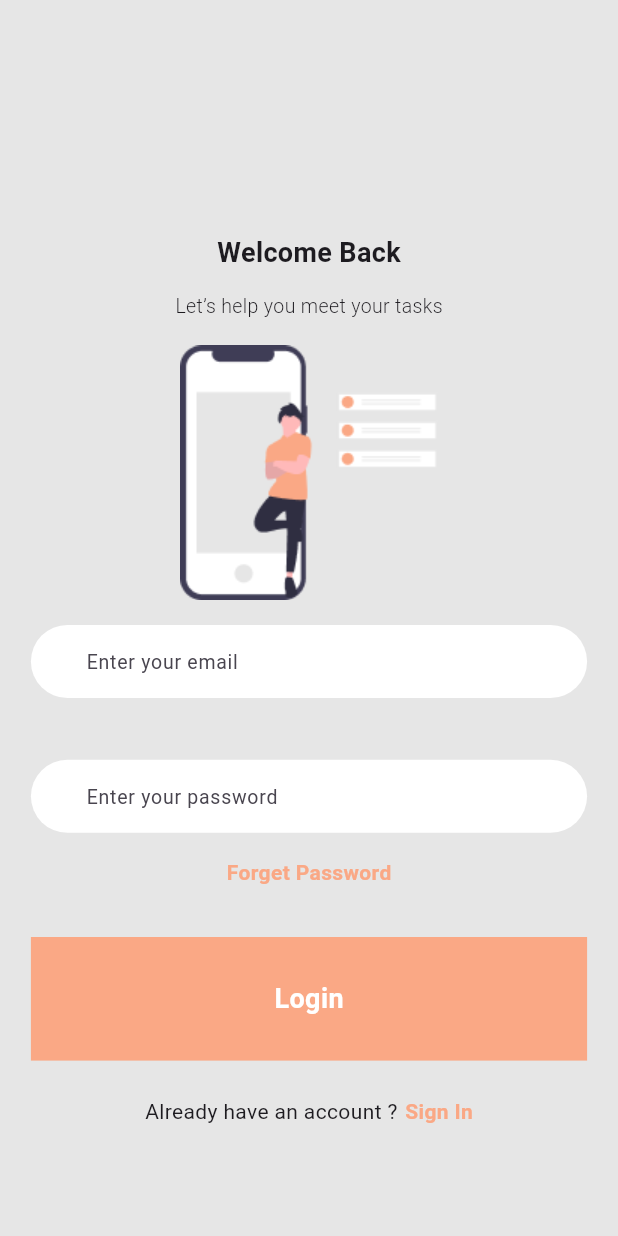
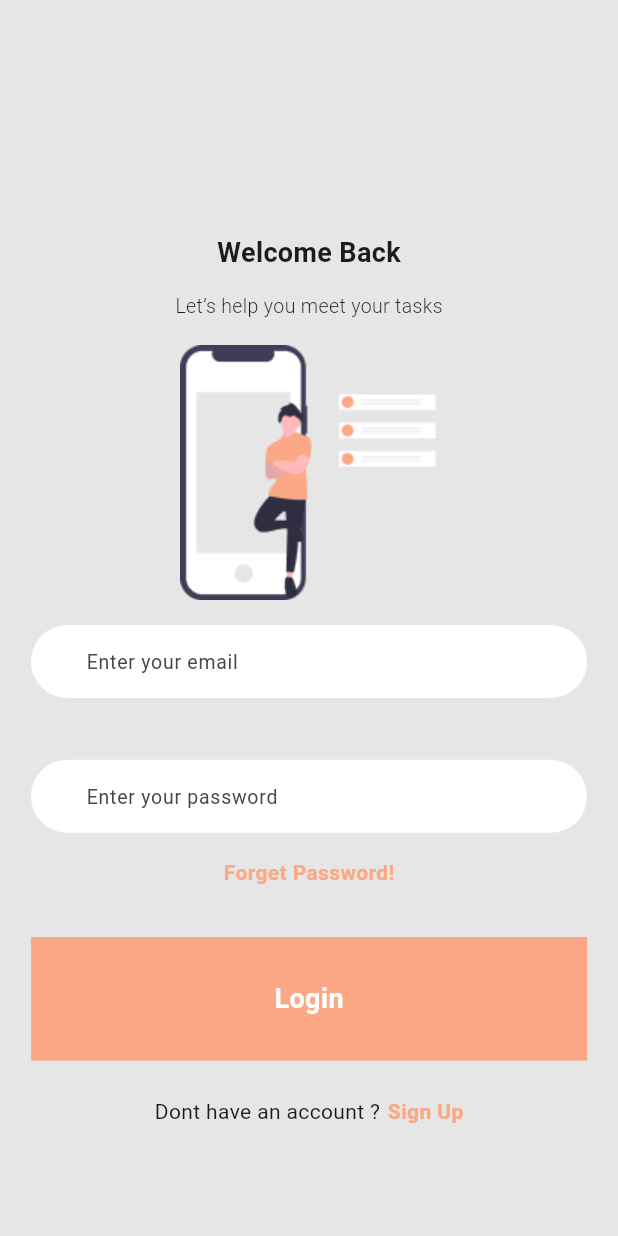
Before and after one commit to mubeenflutterdev/note-nest, a Flutter app: the LoginScreen screen opened directly, on a phone screen of 412 x 824 dp. Run offline on Flutter 3.47's test engine with Material 3 defaults, Android fonts, the light colour scheme and no system bars; our stand-ins replace cloud_firestore, firebase_auth, firebase_core; accounts and stored records are empty; network calls fail.

```diff
--- a/lib/main.dart
+++ b/lib/main.dart
@@ -1,16 +1,25 @@
+import 'package:firebase_auth/firebase_auth.dart';
 import 'package:firebase_core/firebase_core.dart';
 import 'package:flutter/material.dart';
 import 'package:note_nest/firebase_options.dart';
 import 'package:note_nest/presentation/splash_screen.dart';
 
 void main() async {
+   WidgetsFlutterBinding.ensureInitialized();
+  await Firebase.initializeApp(options: DefaultFirebaseOptions.currentPlatform);
+
 
   runApp(const MyApp());
-  await Firebase.initializeApp(options: DefaultFirebaseOptions.currentPlatform);
 }
 
-class MyApp extends StatelessWidget {
+class MyApp extends StatefulWidget {
   const MyApp({super.key});
+
+  @override
+  State<MyApp> createState() => _MyAppState();
+}
+
+class _MyAppState extends State<MyApp> {
 
   @override
   Widget build(BuildContext context) {
--- a/lib/presentation/login_Screen.dart
+++ b/lib/presentation/login_Screen.dart
@@ -5,6 +5,7 @@ import 'package:firebase_auth/firebase_auth.dart';
 import 'package:flutter/material.dart';
 import 'package:note_nest/constant/app_colors.dart';
 import 'package:note_nest/constant/app_images.dart';
+import 'package:note_nest/presentation/forget_password_screen.dart';
 import 'package:note_nest/presentation/home_screen.dart';
 import 'package:note_nest/presentation/signup_screen.dart';
 import 'package:note_nest/presentation/splash_screen.dart';
@@ -67,13 +68,21 @@ class _LoginScreenState extends State<LoginScreen> {
                 controler: passwordControler,
               ),
               SizedBox(height: height * 0.02),
-              Text(
-                'Forget Password',
+             GestureDetector(
+                    onTap: () => Navigator.push(
+                      context,
+                      MaterialPageRoute(builder: (context) => ForgetPasswordScreen()),
+                    ),
+                    child: Text(
+                      'Forget Password!',
                       style: TextStyle(
                         color: AppColors().buttonBackGround,
                         fontWeight: FontWeight.bold,
                       ),
                     ),
+                  ),
+
+
               // sized box
               SizedBox(height: height * 0.04),
               ButtonComponent(
@@ -85,16 +94,18 @@ class _LoginScreenState extends State<LoginScreen> {
                   var password = passwordControler.text.trim();
                   User? currentUser = FirebaseAuth.instance.currentUser;
                   try {
-                    FirebaseAuth.instance.signInWithEmailAndPassword(email: email, password: password).then((value) {
-
-                    },);
                     FirebaseAuth.instance
                         .signInWithEmailAndPassword(
                           email: email,
                           password: password,
                         )
-                        .then((value)  {
-
+                        .then((value) {});
+                    FirebaseAuth.instance
+                        .signInWithEmailAndPassword(
+                          email: email,
+                          password: password,
+                        )
+                        .then((value) {
                           debugPrint("Created");
 
                           Navigator.pushReplacement(
@@ -114,13 +125,19 @@ class _LoginScreenState extends State<LoginScreen> {
               Row(
                 mainAxisAlignment: MainAxisAlignment.center,
                 children: [
-                  Text('Already have an account ?'),
+                  Text('Dont have an account ?'),
                   SizedBox(width: 5),
-                  Text(
-                    'Sign In',
+                  GestureDetector(
+                    onTap: () => Navigator.push(
+                      context,
+                      MaterialPageRoute(builder: (context) => SignupScreen()),
+                    ),
+                    child: Text(
+                      'Sign Up',
                       style: TextStyle(
                         color: AppColors().buttonBackGround,
                         fontWeight: FontWeight.bold,
+                      ),
                     ),
                   ),
                 ],
```
Also changed, not shown: lib/presentation/forget_password_screen.dart (added, +26 -0 lines), lib/presentation/home_screen.dart (+18 -0 lines), lib/presentation/signup_screen.dart (+16 -10 lines), lib/presentation/splash_screen.dart (+9 -1 lines). Lines whose indentation alone changed are shown as unchanged.
